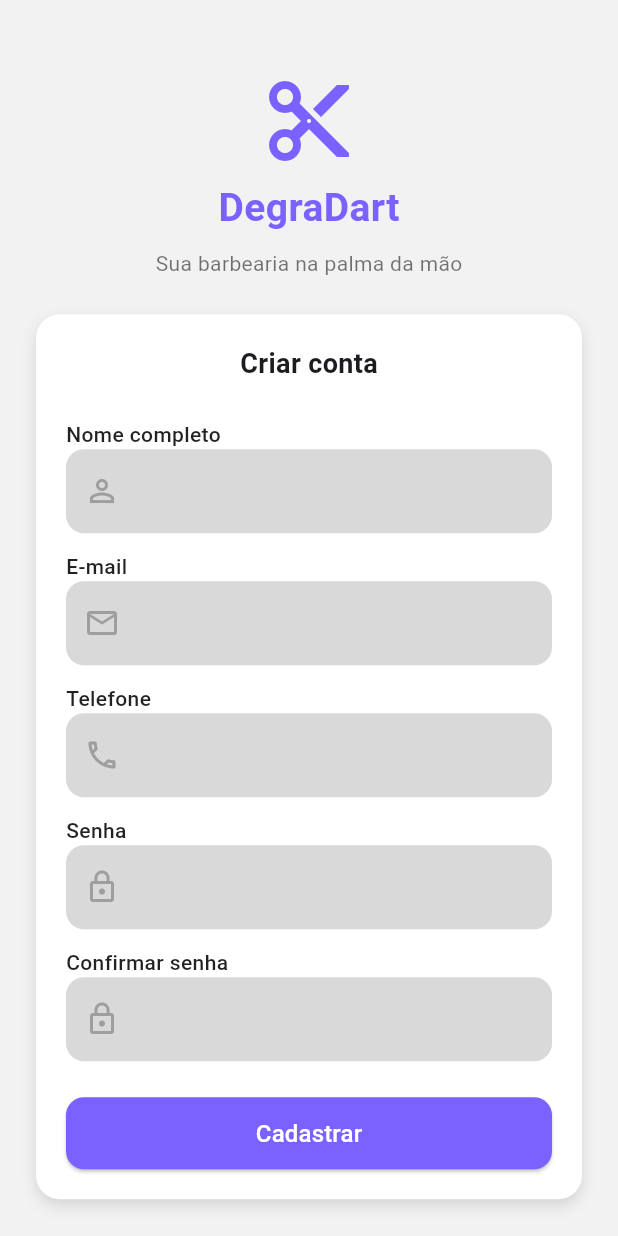
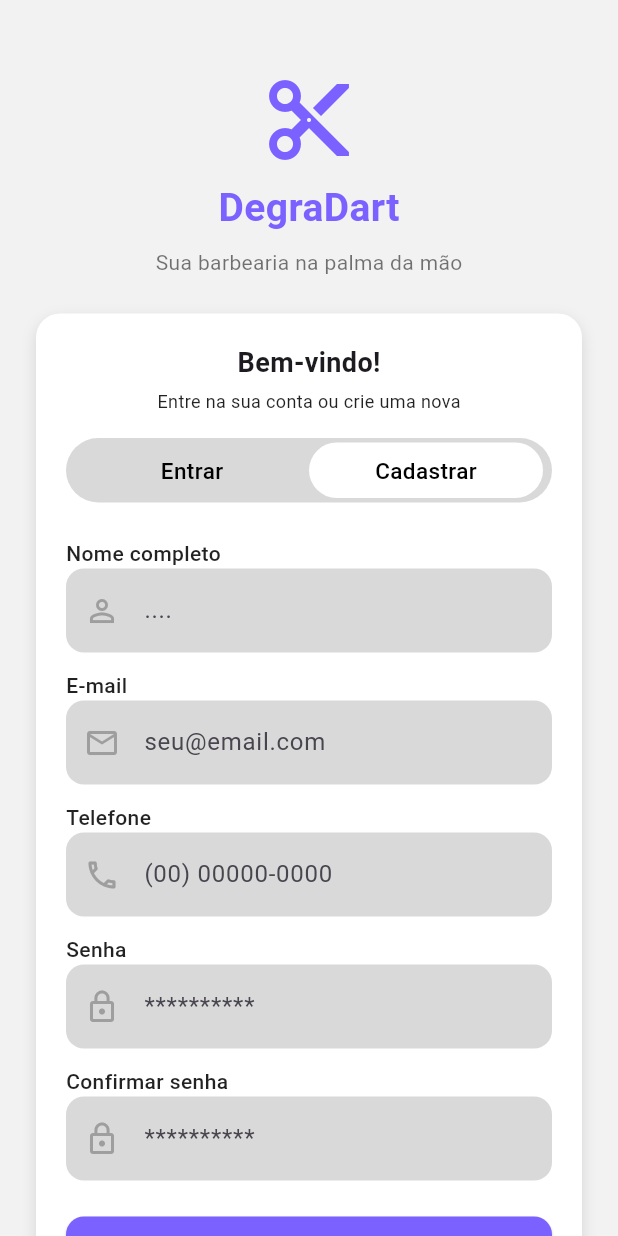
Before and after one commit to lucasxsdw/BarberReserve, a Flutter app: the screen it shows after launch, after a tap on "Cadastrar", on a phone screen of 412 x 824 dp. Run offline on Flutter 3.47's test engine with Material 3 defaults, Android fonts, the phone set to English and light mode, and no system bars; our stand-ins replace flutter_secure_storage.

Commit message:
feat(auth): implementa redirecionamento pós-registro e ajustes no fluxo de login

```diff
--- a/barber_reserve/lib/main.dart
+++ b/barber_reserve/lib/main.dart
@@ -1,6 +1,7 @@
 import 'package:barber_reserve/screens/login_screen.dart';
 import 'package:barber_reserve/screens/register_screen.dart';
 import 'package:barber_reserve/screens/services_screen.dart';
+import 'package:barber_reserve/screens/home_screen.dart';
 import 'package:flutter/material.dart';
 import 'screens/services_screen.dart'; void main() {
   runApp(const MyApp());
--- a/barber_reserve/lib/screens/login_screen.dart
+++ b/barber_reserve/lib/screens/login_screen.dart
@@ -1,6 +1,7 @@
 import 'package:barber_reserve/screens/register_screen.dart';
 import 'package:barber_reserve/services/api_service.dart';
 import 'package:flutter/material.dart';
+import 'package:barber_reserve/screens/home_screen.dart';
 
 class LoginScreen extends StatefulWidget {
   final VoidCallback? onLogin;
@@ -42,11 +43,16 @@ class _LoginScreenState extends State<LoginScreen> with TickerProviderStateMixin
   try {
     final response = await api.login(email, password);
 
+
     final body = response["body"];
 
     if (response["statusCode"] == 200 && body["access"] != null) {
       _showMessage("Login realizado com sucesso!");
-      widget.onLogin?.call(); // Vai para Home
+      Navigator.pushReplacement(
+        context,
+        MaterialPageRoute(builder: (context) => const  TelaInicial()),
+);
+ // Vai para Home
     } else {
       _showMessage(body["detail"] ?? "Credenciais inválidas.");
     }
@@ -130,11 +136,12 @@ class _LoginScreenState extends State<LoginScreen> with TickerProviderStateMixin
                       const SizedBox(height: 4),
                       const Text(
                         'Entre na sua conta ou crie uma nova',
-                        style: TextStyle(fontSize: 14, color: Colors.black87),
+                        style: TextStyle(fontSize: 12, color: Colors.black87),
                       ),
                       const SizedBox(height: 16),
 
                       // BOTÕES ENTRAR / CADASTRAR
+
                 Container(
                   decoration: BoxDecoration(
                     color: const Color(0xFFD9D9D9),
@@ -142,7 +149,10 @@ class _LoginScreenState extends State<LoginScreen> with TickerProviderStateMixin
                   ),
                   child: Row(
                     children: [
+                      // BOTÃO ENTRAR
                       Expanded(
+                        child: GestureDetector(
+
                           child: Container(
                             margin: const EdgeInsets.only(left: 6),
                             padding: const EdgeInsets.symmetric(vertical: 6),
@@ -161,7 +171,9 @@ class _LoginScreenState extends State<LoginScreen> with TickerProviderStateMixin
                             ),
                           ),
                         ),
+                      ),
 
+                      // BOTÃO CADASTRAR
                       Expanded(
                         child: GestureDetector(
                           onTap: () {
@@ -289,16 +301,7 @@ class _LoginScreenState extends State<LoginScreen> with TickerProviderStateMixin
 
                       const SizedBox(height: 12),
 
-                      TextButton(
-                        onPressed: () {},
-                        child: const Text(
-                          'Esqueci minha senha',
-                          style: TextStyle(
-                            color: Color(0xFF7B61FF),
-                            fontSize: 14,
-                          ),
-                        ),
-                      ),
+
                     ],
                   ),
                 ),
--- a/barber_reserve/lib/screens/register_screen.dart
+++ b/barber_reserve/lib/screens/register_screen.dart
@@ -1,14 +1,20 @@
+import 'package:barber_reserve/screens/login_screen.dart';
 import 'package:flutter/material.dart';
 import 'package:barber_reserve/services/api_service.dart';
 
 class RegisterScreen extends StatefulWidget {
+
   const RegisterScreen({super.key});
+
 
   @override
   State<RegisterScreen> createState() => _RegisterScreenState();
 }
 
+
 class _RegisterScreenState extends State<RegisterScreen> {
+
+  int selectedTab = 1;
   final _name = TextEditingController();
   final _email = TextEditingController();
   final _phone = TextEditingController();
@@ -29,9 +35,6 @@ class _RegisterScreenState extends State<RegisterScreen> {
     super.dispose();
   }
 
-  // ========================================================
-  // FUNÇÃO DE REGISTRO
-  // ========================================================
 Future<void> _doRegister() async {
   final name = _name.text.trim();
   final email = _email.text.trim();
@@ -54,18 +57,27 @@ class _RegisterScreenState extends State<RegisterScreen> {
   try {
     final response = await api.register(name, email, password, phone);
 
-      if (response["id"] != null) {
+    final body = response["body"];
+
+    if (response["statusCode"] == 200 && body["id"] != null) {
       _showMessage("Conta criada com sucesso!");
-        Navigator.pop(context);
+
+      Navigator.pushReplacement(
+        context,
+        MaterialPageRoute(builder: (_) => const LoginScreen()),
+      );
     } else {
-        _showMessage("Erro ao criar conta: ${response.toString()}");
+      _showMessage("Erro ao criar conta: ${body.toString()}");
     }
+
+
   } catch (e) {
     _showMessage("Erro ao conectar ao servidor.");
   }
 
   setState(() => isLoading = false);
 }
+
 
   void _showMessage(String msg) {
     ScaffoldMessenger.of(context).showSnackBar(
@@ -128,37 +140,113 @@ class _RegisterScreenState extends State<RegisterScreen> {
                   child: Column(
                     children: [
                       const Text(
-                        'Criar conta',
+                        'Bem-vindo!',
                         style: TextStyle(
                           fontSize: 18,
                           fontWeight: FontWeight.bold,
                         ),
                       ),
+                      const SizedBox(height: 4),
+                      const Text(
+                        'Entre na sua conta ou crie uma nova',
+                        style: TextStyle(fontSize: 12, color: Colors.black87),
+                      ),
+                      const SizedBox(height: 16),
+
+
+                  //BOTÕES ENTRAR / CADASTRAR
+                  Container(
+                      decoration: BoxDecoration(
+                        color: const Color(0xFFD9D9D9),
+                        borderRadius: BorderRadius.circular(24),
+                      ),
+                      child: Row(
+                        children: [
+                          // ENTRAR
+                          Expanded(
+                            child: GestureDetector(
+                              onTap: () {
+                                setState(() => selectedTab = 0);
+                                Navigator.pop(context); // volta para login
+                              },
+                              child: AnimatedContainer(
+                                duration: const Duration(milliseconds: 200),
+                                margin: const EdgeInsets.only(left: 6),
+                                padding: const EdgeInsets.symmetric(vertical: 8),
+                                decoration: BoxDecoration(
+                                  color: selectedTab == 0 ? Colors.white : Colors.transparent,
+                                  borderRadius: BorderRadius.circular(24),
+                                ),
+                                alignment: Alignment.center,
+                                child: const Text(
+                                  'Entrar',
+                                  style: TextStyle(
+                                    fontSize: 15,
+                                    fontWeight: FontWeight.w500,
+                                    color: Colors.black,
+                                  ),
+                                ),
+                              ),
+                            ),
+                          ),
+
+                          // CADASTRAR
+                          Expanded(
+                            child: GestureDetector(
+                              onTap: () {
+                                setState(() => selectedTab = 1);
+                                // já estou na tela de Cadastro, então não navego para lugar nenhum
+                              },
+                              child: AnimatedContainer(
+                                duration: const Duration(milliseconds: 200),
+                                padding: const EdgeInsets.symmetric(vertical: 8),
+                                margin: const EdgeInsets.only(top: 3, bottom: 3, right: 6),
+
+                                decoration: BoxDecoration(
+                                  color: selectedTab == 1 ? const Color.fromARGB(255, 255, 255, 255) : Colors.transparent,
+                                  borderRadius: BorderRadius.circular(24),
+                                ),
+                                alignment: Alignment.center,
+                                child: const Text(
+                                  'Cadastrar',
+                                  style: TextStyle(
+                                    fontSize: 15,
+                                    fontWeight: FontWeight.w500,
+                                    color: Colors.black,
+                                  ),
+                                ),
+                              ),
+                            ),
+                          ),
+                        ],
+                      ),
+                    ),
+
 
                       const SizedBox(height: 24),
 
                       _label("Nome completo"),
-                      _inputField(controller: _name, icon: Icons.person_outline),
+                      _inputField(controller: _name, icon: Icons.person_outline, hintText: "....",),
 
                       const SizedBox(height: 12),
 
                       _label("E-mail"),
-                      _inputField(controller: _email, icon: Icons.email_outlined),
+                      _inputField(controller: _email, icon: Icons.email_outlined, hintText: "seu@email.com"),
 
                       const SizedBox(height: 12),
 
                       _label("Telefone"),
-                      _inputField(controller: _phone, icon: Icons.phone_outlined),
+                      _inputField(controller: _phone, icon: Icons.phone_outlined, hintText: "(00) 00000-0000",),
 
                       const SizedBox(height: 12),
 
                       _label("Senha"),
-                      _inputField(controller: _password, icon: Icons.lock_outline, isPassword: true),
+                      _inputField(controller: _password, icon: Icons.lock_outline, isPassword: true, hintText: "**********",),
 
                       const SizedBox(height: 12),
 
                       _label("Confirmar senha"),
-                      _inputField(controller: _confirmPassword, icon: Icons.lock_outline, isPassword: true),
+                      _inputField(controller: _confirmPassword, icon: Icons.lock_outline, isPassword: true, hintText: "**********",),
 
                       const SizedBox(height: 24),
 
@@ -213,11 +301,13 @@ class _RegisterScreenState extends State<RegisterScreen> {
     required TextEditingController controller,
     required IconData icon,
     bool isPassword = false,
+    String? hintText,
   }) {
     return TextField(
       controller: controller,
       obscureText: isPassword,
       decoration: InputDecoration(
+        hintText: hintText,
         filled: true,
         fillColor: const Color(0xFFD9D9D9),
         prefixIcon: Icon(icon, color: Colors.grey),
--- a/barber_reserve/lib/services/api_service.dart
+++ b/barber_reserve/lib/services/api_service.dart
@@ -54,14 +54,14 @@ class ApiService {
 
   Future<Map<String, dynamic>> login(String email, String password) async {
   return await ApiService.post("login", {
-    "username": email,
+    "email": email,
     "password": password,
   });
 }
 
 Future<Map<String, dynamic>> register(String name, String email, String password, String phone) async {
   return await ApiService.post("register", {
-    "username": name,
+    "full_name": name,
     "email": email,
     "password": password,
   });
--- a/barber_reserve/lib/services/auth_service.dart
+++ b/barber_reserve/lib/services/auth_service.dart
@@ -9,14 +9,14 @@ class AuthService {
   // REGISTER
   // ================================
   static Future<Map<String, dynamic>> register({
-    required String username,
+    required String fullName,
     required String email,
     required String password,
   }) async {
     final res = await ApiService.post(
       "register",
       {
-        "username": username,
+        "full_name": fullName,
         "email": email,
         "password": password,
       },
@@ -29,13 +29,13 @@ class AuthService {
   // LOGIN
   // ================================
   static Future<Map<String, dynamic>> login({
-    required String username,
+    required String email,
     required String password,
   }) async {
     final res = await ApiService.post(
       "login",
       {
-        "username": username,
+        "email": email,
         "password": password,
       },
     );
```
Lines whose indentation alone changed are shown as unchanged.
